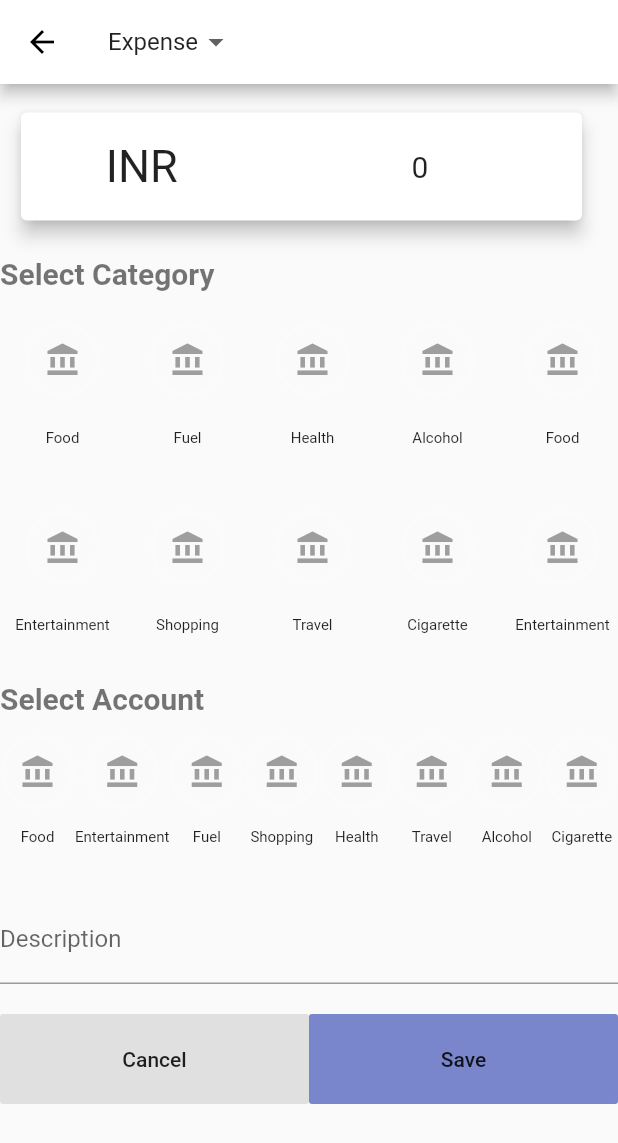
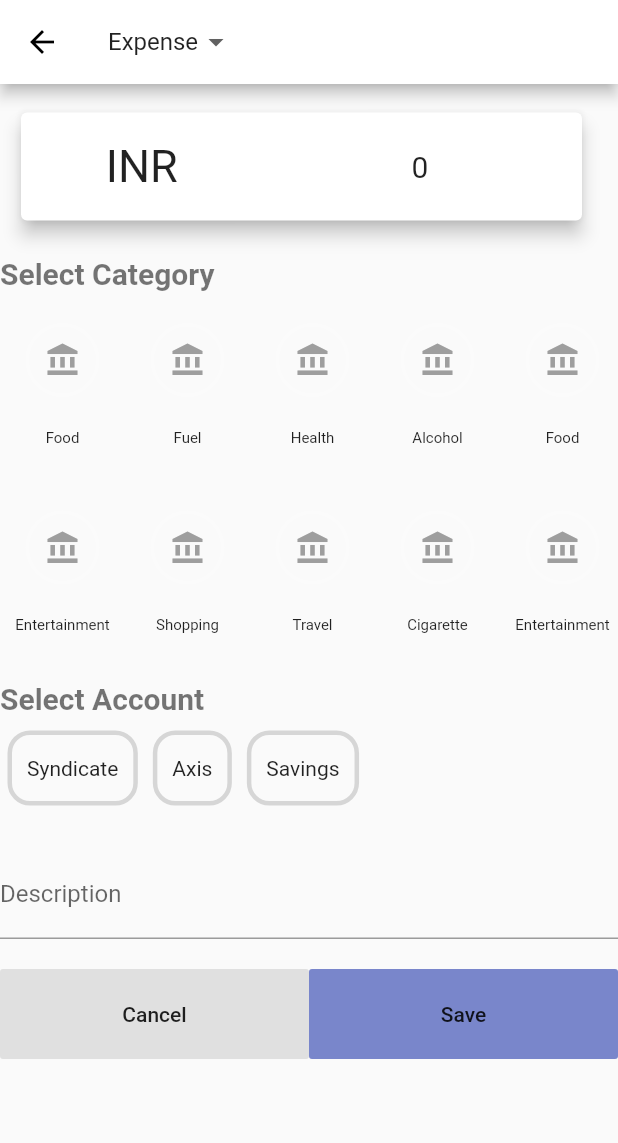
Before and after one commit to DevendraJ/xpenso, a Flutter app: the NewTransaction screen opened directly, on a phone screen of 412 x 824 dp. Shown: the top 1143 px of the screen. Run offline on Flutter 3.47's test engine with Material 2 defaults, Android fonts, the phone set to English and light mode, and no system bars.

Commit message:
Added ListViewTextItem widget.

```diff
--- a/lib/utility/data_store.dart
+++ b/lib/utility/data_store.dart
@@ -119,9 +119,9 @@ class DataStore {
   }
 
   static var _accounts = [
-    Account(title: 'Syndicate', currBalance: 1007.0),
-    Account(title: 'Axis', currBalance: 20.7),
-    Account(title: 'Savings', currBalance: 0.0),
+    Account(title: 'Syndicate', currBalance: 1007.0, id: 0),
+    Account(title: 'Axis', currBalance: 20.7, id: 1),
+    Account(title: 'Savings', currBalance: 0.0, id: 2),
   ];
 
   static List<Account> get getAccounts {
--- /dev/null
+++ b/lib/widgets/list_view_text_item.dart
@@ -0,0 +1,28 @@
+import 'package:flutter/material.dart';
+
+class ListViewTextItem extends StatelessWidget {
+  final bool _isSelected;
+  final String _text;
+  final Color _selectedColor;
+
+  ListViewTextItem(this._text, this._isSelected, this._selectedColor);
+
+  @override
+  Widget build(BuildContext context) {
+    return Container(
+      alignment: Alignment.center,
+      margin: EdgeInsets.symmetric(
+        horizontal: 5,
+        vertical: 10,
+      ),
+      padding: EdgeInsets.all(10),
+      decoration: BoxDecoration(
+          border: Border.all(
+            color: (_isSelected) ? _selectedColor : Colors.grey[350],
+            width: 3,
+          ),
+          borderRadius: BorderRadius.circular(15)),
+      child: Text(_text),
+    );
+  }
+}
--- a/lib/widgets/new_transaction.dart
+++ b/lib/widgets/new_transaction.dart
@@ -1,6 +1,7 @@
 import 'package:flutter/material.dart';
 import 'package:xpenso/constants/category_type.dart';
 import 'package:xpenso/utility/data_store.dart';
+import 'package:xpenso/widgets/list_view_text_item.dart';
 
 import 'grid_view_item.dart';
 
@@ -24,15 +25,13 @@ class _NewTransactionState extends State<NewTransaction> {
     _selectedIncomeCategory = -1;
   }
 
-  var accounts = DataStore.getCategories
-      .map((account) => GridViewItem(account, false, Colors.indigo[300]));
-
+  var accounts = DataStore.getAccounts;
   var expenseCategories = DataStore.getCategories;
-
   var incomeCategories = DataStore.getCategories;
 
   var _formKey = GlobalKey<FormState>();
   var amountController;
+
   @override
   void initState() {
     super.initState();
@@ -170,10 +169,25 @@ class _NewTransactionState extends State<NewTransaction> {
                 ),
               ),
               Container(
-                height: 100,
+                height: 70,
                 child: ListView(
                   scrollDirection: Axis.horizontal,
-                  children: [...accounts],
+                  children: [
+                    ...accounts.map((account) {
+                      return GestureDetector(
+                        onTap: () {
+                          setState(() {
+                            _selectedFromAccount = account.id;
+                          });
+                        },
+                        child: ListViewTextItem(
+                          account.title,
+                          _selectedFromAccount == account.id,
+                          Colors.indigo[300],
+                        ),
+                      );
+                    })
+                  ],
                 ),
               ),
               SizedBox(height: 10),
@@ -188,10 +202,25 @@ class _NewTransactionState extends State<NewTransaction> {
                 ),
               if (currentSelected == CategoryType.transfer)
                 Container(
-                  height: 100,
+                  height: 70,
                   child: ListView(
                     scrollDirection: Axis.horizontal,
-                    children: [...accounts],
+                    children: [
+                      ...accounts.map((account) {
+                        return GestureDetector(
+                          onTap: () {
+                            setState(() {
+                              _selectedToAccount = account.id;
+                            });
+                          },
+                          child: ListViewTextItem(
+                            account.title,
+                            (_selectedToAccount == account.id),
+                            Colors.indigo[300],
+                          ),
+                        );
+                      })
+                    ],
                   ),
                 ),
               SizedBox(height: 10),
```
